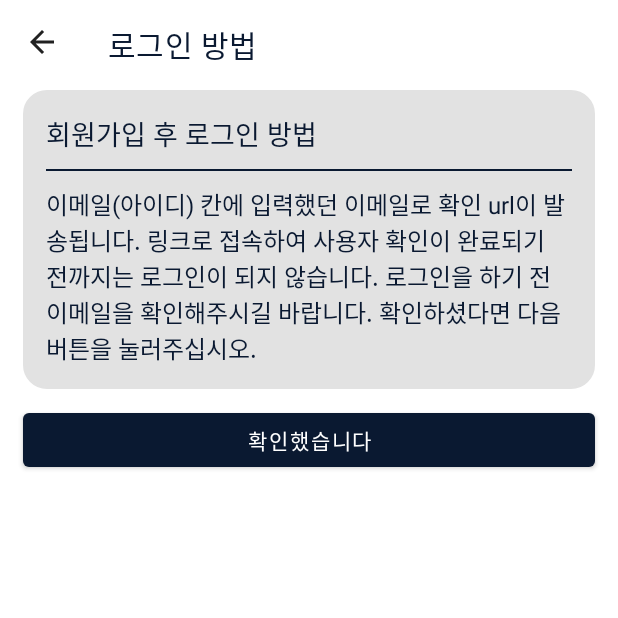
After one commit to AfterMealStudio/bob-friend-android, an Android app: the ExplainActivity screen opened directly, with no data from a screen before it, on a phone screen of 412 x 824 dp, the top half of it. The commit adds this screen. Run offline under Robolectric (Android 15) with nearby library versions, the phone set to English and light mode, and no system bars; our stand-ins replace data binding.

Commit message:
회원가입 설명 추가

```diff
--- a/app/src/main/AndroidManifest.xml
+++ b/app/src/main/AndroidManifest.xml
@@ -28,6 +28,7 @@
         <activity android:name=".view.MyBoardActivity" />
         <activity android:name=".view.AboutActivity" />
         <activity android:name=".view.DeleteUserActivity" />
+        <activity android:name=".view.ExplainActivity" />
         <activity android:name=".view.AgreeInfoActivity" />
         <activity android:name=".view.UpdateUserInfoActivity" />
         <activity android:name=".view.BoardSearchActivity"
--- a/app/src/main/java/com/example/bob_friend_android/network/API.kt
+++ b/app/src/main/java/com/example/bob_friend_android/network/API.kt
@@ -41,7 +41,7 @@ interface API {
 
     //토큰 가져오기
     @GET("api/validate")
-    fun getToken(): Call<Boolean>
+    fun getToken(): Call<Map<String,Boolean>>
 
     //토큰 재발급
     @POST("api/reissue")
--- /dev/null
+++ b/app/src/main/java/com/example/bob_friend_android/view/ExplainActivity.kt
@@ -0,0 +1,47 @@
+package com.example.bob_friend_android.view
+
+import android.content.Intent
+import android.os.Bundle
+import android.view.MenuItem
+import androidx.appcompat.app.AppCompatActivity
+import androidx.databinding.DataBindingUtil
+import androidx.lifecycle.ViewModelProvider
+import com.example.bob_friend_android.R
+import com.example.bob_friend_android.databinding.ActivityExplainBinding
+import com.example.bob_friend_android.viewmodel.ListViewModel
+
+class ExplainActivity: AppCompatActivity() {
+    private lateinit var binding: ActivityExplainBinding
+    private lateinit var viewModel: ListViewModel
+
+    override fun onCreate(savedInstanceState: Bundle?) {
+        super.onCreate(savedInstanceState)
+
+        binding = DataBindingUtil.setContentView(this, R.layout.activity_explain)
+        viewModel = ViewModelProvider(this).get(ListViewModel::class.java)
+        binding.lifecycleOwner = this
+        binding.list = viewModel
+
+        setSupportActionBar(binding.toolbar)
+        supportActionBar?.setDisplayShowTitleEnabled(false)
+        supportActionBar?.setDisplayHomeAsUpEnabled(true)
+
+        binding.toolbar.title = "로그인 방법"
+        binding.button.setOnClickListener {
+            val intent = Intent(this@ExplainActivity, LoginActivity::class.java)
+            startActivity(intent)
+            finish()
+        }
+    }
+
+    override fun onOptionsItemSelected(item: MenuItem): Boolean {
+        val id = item.itemId
+        when (id) {
+            android.R.id.home -> {
+                finish()
+                return true
+            }
+        }
+        return super.onOptionsItemSelected(item)
+    }
+}
--- a/app/src/main/java/com/example/bob_friend_android/view/JoinActivity.kt
+++ b/app/src/main/java/com/example/bob_friend_android/view/JoinActivity.kt
@@ -142,7 +142,7 @@ class JoinActivity : AppCompatActivity() {
             errorMsg.observe(this@JoinActivity) {
                 showToast(it)
                 if (it == "회원가입에 성공했습니다."){
-                    val intent = Intent(this@JoinActivity, LoginActivity::class.java)
+                    val intent = Intent(this@JoinActivity, ExplainActivity::class.java)
                             intent.addFlags(Intent.FLAG_ACTIVITY_CLEAR_TOP)
                             startActivity(intent)
                 }
--- a/app/src/main/java/com/example/bob_friend_android/viewmodel/LoginViewModel.kt
+++ b/app/src/main/java/com/example/bob_friend_android/viewmodel/LoginViewModel.kt
@@ -58,6 +58,7 @@ class LoginViewModel(application: Application): AndroidViewModel(application) {
                 override fun onFailure(call: Call<Token>, t: Throwable) {
                     _msg.postValue("서버에 연결이 되지 않았습니다.")
                     Log.e(TAG, t.message.toString())
+                    _progressVisible.postValue(false)
                 }
             })
         }
@@ -90,11 +91,11 @@ class LoginViewModel(application: Application): AndroidViewModel(application) {
     fun validateUser() {
         _progressVisible.postValue(true)
         viewModelScope.launch {
-            RetrofitBuilder.apiBob.getToken().enqueue(object : Callback<Boolean> {
-                override fun onResponse(call: Call<Boolean>, response: Response<Boolean>) {
+            RetrofitBuilder.apiBob.getToken().enqueue(object : Callback<Map<String,Boolean>> {
+                override fun onResponse(call: Call<Map<String,Boolean>>, response: Response<Map<String,Boolean>>) {
                     Log.d(TAG, "validateUser: ${response.body()}")
                     if (response.body() != null) {
-                        if (response.body()!!) {
+                        if (response.body()!!.containsValue(true)) {
                             _msg.postValue("자동 로그인")
                         }
                         else {
@@ -104,7 +105,7 @@ class LoginViewModel(application: Application): AndroidViewModel(application) {
                     _progressVisible.postValue(false)
                 }
 
-                override fun onFailure(call: Call<Boolean>, t: Throwable) {
+                override fun onFailure(call: Call<Map<String,Boolean>>, t: Throwable) {
                     _msg.postValue("서버에 연결이 되지 않았습니다.")
                     Log.d(TAG, "ttt: $t")
                 }
--- /dev/null
+++ b/app/src/main/res/layout/activity_explain.xml
@@ -0,0 +1,87 @@
+<?xml version="1.0" encoding="utf-8"?>
+
+<layout xmlns:android="http://schemas.android.com/apk/res/android"
+    xmlns:app="http://schemas.android.com/apk/res-auto"
+    xmlns:tools="http://schemas.android.com/tools"
+    android:background="@color/white">
+
+    <data>
+        <variable
+            name="list"
+            type="com.example.bob_friend_android.viewmodel.ListViewModel" />
+    </data>
+
+    <androidx.constraintlayout.widget.ConstraintLayout
+        android:layout_width="match_parent"
+        android:layout_height="match_parent">
+
+        <androidx.appcompat.widget.Toolbar
+            android:id="@+id/toolbar"
+            android:layout_width="match_parent"
+            android:layout_height="60dp"
+            android:background="@color/white"
+            android:gravity="center"
+            app:titleTextColor="@color/main_color1"
+            android:minHeight="?attr/actionBarSize"
+            android:theme="?attr/actionBarTheme"
+            app:layout_constraintEnd_toEndOf="parent"
+            app:layout_constraintStart_toStartOf="parent"
+            app:layout_constraintTop_toTopOf="parent">
+        </androidx.appcompat.widget.Toolbar>
+
+        <LinearLayout
+            android:id="@+id/linearLayout4"
+            android:layout_width="0dp"
+            android:layout_height="wrap_content"
+            android:layout_marginStart="15dp"
+            android:layout_marginEnd="15dp"
+            android:background="@drawable/border_line"
+            android:backgroundTint="@color/grey"
+            android:orientation="vertical"
+            android:padding="15dp"
+            app:layout_constraintEnd_toEndOf="parent"
+            app:layout_constraintStart_toStartOf="parent"
+            app:layout_constraintTop_toBottomOf="@+id/toolbar">
+
+            <TextView
+                android:id="@+id/textView8"
+                android:layout_width="match_parent"
+                android:layout_height="wrap_content"
+                android:text="@string/login_explain"
+                android:textColor="@color/main_color1"
+                android:textSize="18sp" />
+
+            <TextView
+                android:id="@+id/detail_line"
+                android:layout_width="match_parent"
+                android:layout_height="1dp"
+                android:layout_marginTop="10dp"
+                android:layout_marginBottom="10dp"
+                android:background="@color/main_color1"
+                app:layout_constraintEnd_toEndOf="parent"
+                app:layout_constraintStart_toStartOf="parent"
+                app:layout_constraintTop_toBottomOf="@+id/header_layout" />
+
+            <TextView
+                android:id="@+id/textView9"
+                android:layout_width="match_parent"
+                android:layout_height="wrap_content"
+                android:text="@string/login_explain2"
+                android:textColor="@color/main_color1"
+                android:textSize="16sp" />
+
+        </LinearLayout>
+
+        <Button
+            android:id="@+id/button"
+            android:layout_width="match_parent"
+            android:layout_height="wrap_content"
+            android:text="@string/login_next"
+            android:layout_marginTop="10dp"
+            android:layout_marginStart="15dp"
+            android:layout_marginEnd="15dp"
+            app:layout_constraintEnd_toEndOf="parent"
+            app:layout_constraintStart_toStartOf="parent"
+            app:layout_constraintTop_toBottomOf="@+id/linearLayout4" />
+    </androidx.constraintlayout.widget.ConstraintLayout>
+</layout>
--- a/app/src/main/res/values/strings.xml
+++ b/app/src/main/res/values/strings.xml
@@ -11,7 +11,9 @@
     <string name="registerBtn">이메일 회원가입</string>
     <string name="FindIDPassword">아이디/비밀번호 찾기</string>
     <string name="Loading">Loading</string>
-
+    <string name="login_explain">회원가입 후 로그인 방법</string>
+    <string name="login_explain2">이메일(아이디) 칸에 입력했던 이메일로 확인 url이 발송됩니다. 링크로 접속하여 사용자 확인이 완료되기 전까지는 로그인이 되지 않습니다. 로그인을 하기 전 이메일을 확인해주시길 바랍니다. 확인하셨다면 다음버튼을 눌러주십시오.</string>
+    <string name="login_next">확인했습니다</string>
 
     <!--회원가입-->
     <string name="userId">이메일(아이디)</string>
```
